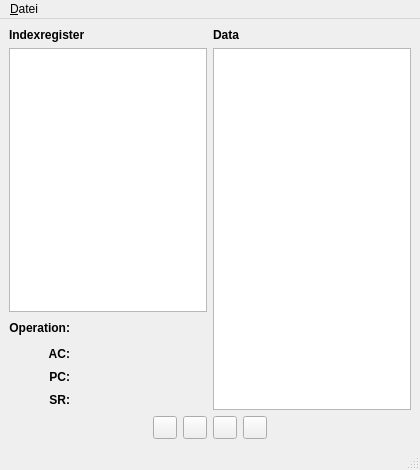
Funzinator/von-neumann-emulator, file ui/MainWindow.ui: the form before one commit.
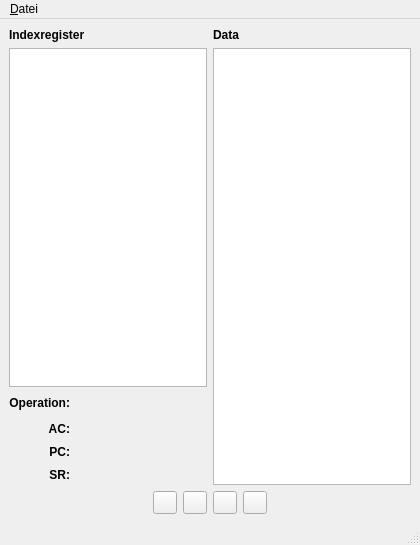
The form after the commit. Icons and pictures are not drawn.

The edit to the form file:
```diff
--- a/ui/MainWindow.ui
+++ b/ui/MainWindow.ui
@@ -6,7 +6,7 @@
     <x>0</x>
     <y>0</y>
     <width>420</width>
-    <height>470</height>
+    <height>545</height>
    </rect>
   </property>
   <property name="windowTitle" >
```
Left out of the diff: 4 changed lines with no effect on the pictures.
